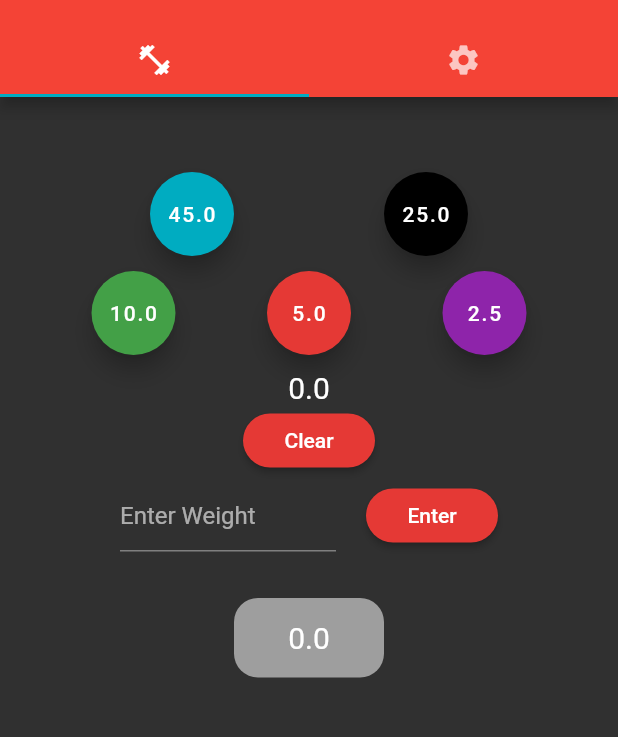
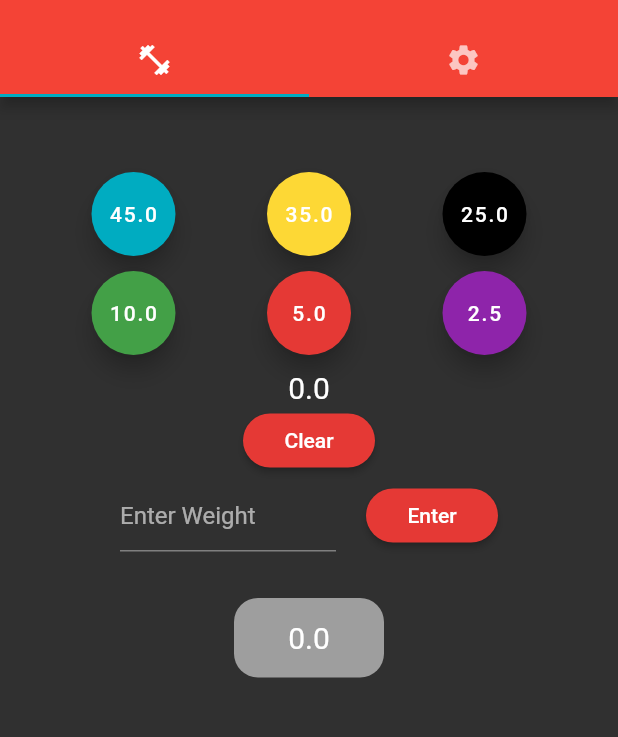
Before and after one commit to yashdhume/Gym_App, a Flutter app: the screen it shows after launch, on a phone screen of 412 x 824 dp, the part 59-796 px from its top. Run offline on Flutter 3.47's test engine with Material 2 defaults, Android fonts, the phone set to English and light mode, and no system bars.

Commit message:
Implemented Scoped Model

```diff
--- a/lib/PlateMath/DisplayPlateButtons.dart
+++ b/lib/PlateMath/DisplayPlateButtons.dart
@@ -1,24 +1,18 @@
 import 'package:flutter/material.dart';
+
+import 'package:scoped_model/scoped_model.dart';
+import 'package:gym_app/ViewModel.dart';
 class DisplayPlateButtons extends StatelessWidget{
   final AddPlateCallback addMethod;
   DisplayPlateButtons({this.plates, this.addMethod});
   List plates;
-  final colorDictionary = {
-    50.0: Colors.orange[600],
-    45.0: Colors.cyan[600],
-    35.0: Colors.yellow[600],
-    25.0: Colors.black,
-    10.0: Colors.green[600],
-    5.0: Colors.red[600],
-    2.5: Colors.purple[600]
-  };
-  List<Widget> CreateDisplay(){
+  List<Widget> CreateDisplay(ViewModel model){
     List<Widget> a = [];
     for (int i = 0;i<plates.length;i++) {
       a.add(new PlateButtons(
         addValue: addMethod,
         plate: plates[i],
-        color: colorDictionary[plates[i]],
+        color: model.colorDictionary[plates[i]],
       )
       );
     }
@@ -26,9 +20,11 @@ class DisplayPlateButtons extends StatelessWidget{
   }
   @override
   Widget build(BuildContext context) {
-    return new Row(
+    return ScopedModelDescendant<ViewModel>(
+        builder: (context, child, model) => Row(
         mainAxisAlignment: MainAxisAlignment.spaceEvenly,
-        children: CreateDisplay(),
+        children: CreateDisplay(model),
+        )
     );
 
   }
--- a/lib/PlateMath/DisplayPlates.dart
+++ b/lib/PlateMath/DisplayPlates.dart
@@ -1,46 +1,46 @@
 import 'package:flutter/material.dart';
-class DisplayPlates extends StatelessWidget{
+import 'package:scoped_model/scoped_model.dart';
+import 'package:gym_app/ViewModel.dart';
+
+class DisplayPlates extends StatelessWidget {
   DisplayPlates({this.values});
+
   List values;
-  final colorDictionary = {
-    50.0: Colors.orange[600],
-    45: Colors.cyan[600],
-    35: Colors.yellow[600],
-    25: Colors.black,
-    10: Colors.green[600],
-    5 : Colors.red[600],
-    2.5: Colors.purple[600]
-  };
-  List<Widget> CreateDisplay(){
+
+  List<Widget> CreateDisplay(ViewModel model) {
     List<Widget> a = [];
     if (values.isEmpty) {
       a.add(new DisplayPlate(color: Colors.grey, weight: 0));
       return a;
     }
-    for (int i = 0; i <values.length; i++) {
+    for (int i = 0; i < values.length; i++) {
       a.add(new DisplayPlate(
-        color: colorDictionary[values[i]],
+        color: model.colorDictionary[values[i]],
         weight: values[i],
       ));
     }
     return a;
   }
+
   @override
   Widget build(BuildContext context) {
-    return new Column(
-      children: CreateDisplay(),
-    );
+    return ScopedModelDescendant<ViewModel>(
+        builder: (context, child, model) => Column(
+              children: CreateDisplay(model),
+            ));
   }
 }
-class DisplayPlate extends StatelessWidget{
+
+class DisplayPlate extends StatelessWidget {
   final Color color;
   final double weight;
+
   DisplayPlate({this.color, this.weight});
 
-  Widget build(BuildContext context){
+  Widget build(BuildContext context) {
     return new Container(
         padding: EdgeInsets.all(15.0),
-        width: 100.0+weight*10,
+        width: 100.0 + weight * 10,
         //color: color,
         decoration: BoxDecoration(
             color: color,
@@ -48,18 +48,14 @@ class DisplayPlate extends StatelessWidget{
                 topLeft: Radius.circular(16.0),
                 topRight: Radius.circular(16.0),
                 bottomLeft: Radius.circular(16.0),
-                bottomRight: Radius.circular(16.0)
-            )
-        ),
+                bottomRight: Radius.circular(16.0))),
         child: new Center(
             child: new Text(
-              weight.toString(),
-              style: new TextStyle(
-                fontSize: 20.0,
-                color: Colors.white,
-              ),
-            )
-        )
-    );
+          weight.toString(),
+          style: new TextStyle(
+            fontSize: 20.0,
+            color: Colors.white,
+          ),
+        )));
   }
 }
--- a/lib/PlateMath/PlateMain.dart
+++ b/lib/PlateMath/PlateMain.dart
@@ -1,5 +1,7 @@
 import 'package:flutter/material.dart';
 import 'package:gym_app/PlateMath/PlateMath.dart';
+import 'package:scoped_model/scoped_model.dart';
+import 'package:gym_app/ViewModel.dart';
 
 class PlateMain extends StatefulWidget {
   @override
@@ -10,7 +12,6 @@ class _PlateMain extends State<PlateMain> with TickerProviderStateMixin {
   String title;
   final List<MyTabs> _tabs = [
     new MyTabs(title: "Plate Math", color: Colors.red),
-    new MyTabs(title: "1 Rep Max", color: Colors.orange[600]),
     new MyTabs(title: 'Settings', color: Colors.black38)
   ];
   MyTabs _myHandler;
@@ -32,7 +33,8 @@ class _PlateMain extends State<PlateMain> with TickerProviderStateMixin {
 
   @override
   Widget build(BuildContext context) {
-    return MaterialApp(
+    return ScopedModelDescendant<ViewModel>(
+        builder: (context, child, model)=>MaterialApp(
       home: DefaultTabController(
         length: 3,
         child: Scaffold(
@@ -61,6 +63,7 @@ class _PlateMain extends State<PlateMain> with TickerProviderStateMixin {
         primaryColor: Colors.red,
         accentColor: Colors.cyan[600],
       ),
+    )
     );
   }
 }
--- a/lib/PlateMath/PlateMath.dart
+++ b/lib/PlateMath/PlateMath.dart
@@ -1,35 +1,41 @@
 import 'package:flutter/material.dart';
 import 'package:gym_app/PlateMath/DisplayPlateButtons.dart';
 import 'package:gym_app/PlateMath/DisplayPlates.dart';
+import 'package:scoped_model/scoped_model.dart';
+import 'package:gym_app/ViewModel.dart';
+
 typedef AddCallBack = void Function(int n);
+
 class PlateMath extends StatefulWidget {
   PlateMath({Key key}) : super(key: key);
+
   @override
   _PlateMath createState() => new _PlateMath();
 }
+
 class _PlateMath extends State<PlateMath> {
   @override
   var _total = 0.0;
   List _plate = [];
   List _showPlates = [];
   final _myController = TextEditingController();
+
   @override
   void dispose() {
     _myController.dispose();
     super.dispose();
   }
-  List<double> weights = [45, 25, 10, 5, 2.5];
-  List plateMath(double weight) {
-    double barWeight = 45.0;
+
+  List plateMath(double weight, ViewModel model) {
     List plates = [];
-    double rem = weight - barWeight;
+    double rem = weight - model.barWeight;
     while (rem > 0) {
       bool found = false;
-      for (int i = 0; i < weights.length; i++) {
-        double amount = weights[i] * 2;
+      for (int i = 0; i < model.weights.length; i++) {
+        double amount = model.weights[i] * 2;
         if (amount <= rem) {
           rem -= amount;
-          plates.add(weights[i]);
+          plates.add(model.weights[i]);
           found = true;
           break;
         }
@@ -38,38 +44,45 @@ class _PlateMath extends State<PlateMath> {
         break;
       }
     }
-    _plate= plates;
+    _plate = plates;
     return _plate;
   }
-  void setShowPlates(List values){
+
+  void setShowPlates(List values) {
     setState(() {
       _showPlates = values;
     });
   }
-  List printPlate(double weights){
+
+  List printPlate(double weights, ViewModel model) {
     setState(() {
-      return plateMath(weights);
+      return plateMath(weights, model);
     });
   }
 
   void plateAdd(double which) {
     setState(() {
-      if (which ==0.0) _total =0.0;
-      _total+= which;
+      if (which == 0.0) _total = 0.0;
+      _total += which;
     });
   }
-  List firstHalfList(){
+
+  List firstHalfList(ViewModel model) {
     List a = [];
-    for (int i = 0;i<weights.length~/2;i++)a.add(weights[i]);
+    for (int i = 0; i < model.weights.length ~/ 2; i++) a.add(model.weights[i]);
     return a;
   }
-  List lastHalfList(){
+
+  List lastHalfList(ViewModel model) {
     List a = [];
-    for (int i = weights.length~/2;i<weights.length;i++) a.add(weights[i]);
+    for (int i = model.weights.length ~/ 2; i < model.weights.length; i++)
+      a.add(model.weights[i]);
     return a;
   }
+
   Widget build(BuildContext context) {
-    return new Scaffold(
+    return ScopedModelDescendant<ViewModel>(
+        builder: (context, child, model) => Scaffold(
               //key: _scaffoldKey,
               /*appBar: new AppBar(
         title: new Text('Plate Math'),
@@ -81,30 +94,24 @@ class _PlateMath extends State<PlateMath> {
         ],
       ),*/
               body: new Container(
-          child: new Column(
-              children: <Widget>[
+                  child: new Column(children: <Widget>[
                 SizedBox(height: 50.0),
                 Container(
                   //padding: EdgeInsets.only(top:30.0),
                   child: DisplayPlateButtons(
-                      addMethod: plateAdd,
-                      plates: firstHalfList()
-                  ),
+                      addMethod: plateAdd, plates: firstHalfList(model)),
                 ),
                 SizedBox(height: 10.0),
                 Container(
                   child: DisplayPlateButtons(
-                      addMethod: plateAdd,
-                      plates: lastHalfList()
-                  ),
+                      addMethod: plateAdd, plates: lastHalfList(model)),
                 ),
                 SizedBox(height: 10.0),
-
                 SizedBox(
                     height: 72.0,
-                    child: Column(
-                        children: <Widget>[
-                          Text(_total.toString(),
+                    child: Column(children: <Widget>[
+                      Text(
+                        _total.toString(),
                         style: new TextStyle(
                           fontSize: 20.0,
                         ),
@@ -130,9 +137,8 @@ class _PlateMath extends State<PlateMath> {
                       ),
                       new Flexible(
                           child: new TextField(
-                            decoration: new InputDecoration(
-                                hintText: 'Enter Weight'
-                            ),
+                        decoration:
+                            new InputDecoration(hintText: 'Enter Weight'),
                         keyboardType: TextInputType.number,
                         controller: _myController,
                       )),
@@ -140,8 +146,9 @@ class _PlateMath extends State<PlateMath> {
                         padding: EdgeInsets.all(10.0),
                       ),
                       RaisedButton(
-                        onPressed: () => setShowPlates(plateMath(double.parse(_myController.text.toString())))
-                        ,//plateMath(double.parse(_myController.text)),
+                        onPressed: () => setShowPlates(plateMath(
+                            double.parse(_myController.text.toString()),
+                            model)), //plateMath(double.parse(_myController.text)),
                         child: new Text("Enter"),
                         shape: new RoundedRectangleBorder(
                             borderRadius: new BorderRadius.circular(50.0)),
@@ -154,15 +161,11 @@ class _PlateMath extends State<PlateMath> {
                   ),
                 ),
                 new Container(
-                    padding: EdgeInsets.only(top:30.0),
+                    padding: EdgeInsets.only(top: 30.0),
                     child: DisplayPlates(
                       values: _showPlates,
-                    )
-                )
-              ]
-          )
-      ),
-    );
-
+                    ))
+              ])),
+            ));
   }
 }
--- /dev/null
+++ b/lib/ViewModel.dart
@@ -0,0 +1,19 @@
+import 'package:scoped_model/scoped_model.dart';
+import 'package:flutter/material.dart';
+class ViewModel extends Model{
+  List<double> weights = [45,35, 25, 10, 5, 2.5];
+  double barWeight = 45.0;
+  final colorDictionary = {
+    50.0: Colors.orange[600],
+    45: Colors.cyan[600],
+    35: Colors.yellow[600],
+    25: Colors.black,
+    10: Colors.green[600],
+    5 : Colors.red[600],
+    2.5: Colors.purple[600]
+  };
+  void setWeights(List<double> a){
+    weights = a;
+    notifyListeners();
+  }
+}
--- a/lib/main.dart
+++ b/lib/main.dart
@@ -1,11 +1,15 @@
 import 'package:flutter/material.dart';
 import 'package:gym_app/PlateMath/PlateMain.dart';
+import 'package:scoped_model/scoped_model.dart';
+import 'package:gym_app/ViewModel.dart';
 
 void main() => runApp(GymApp());
 
 class GymApp extends StatelessWidget {
   Widget build(BuildContext context) {
-    return new MaterialApp(
+    return new ScopedModel <ViewModel>(
+      model: new ViewModel(),
+      child: MaterialApp(
         theme: new ThemeData(
           primarySwatch: Colors.blue,
           brightness: Brightness.dark,
@@ -13,6 +17,7 @@ class GymApp extends StatelessWidget {
           accentColor: Colors.cyan[600],
         ),
         home: new PlateMain(),
+      ),
     );
 
   }
--- a/pubspec.yaml
+++ b/pubspec.yaml
@@ -19,6 +19,7 @@ dependencies:
   # The following adds the Cupertino Icons font to your application.
   # Use with the CupertinoIcons class for iOS style icons.
   cupertino_icons: ^0.1.2
+  scoped_model: ^1.0.1
 
 dev_dependencies:
   flutter_test:
```
Also changed, not shown: lib/PlateMath/PlateChange.dart (+19 -18 lines). Lines whose indentation alone changed are shown as unchanged.
